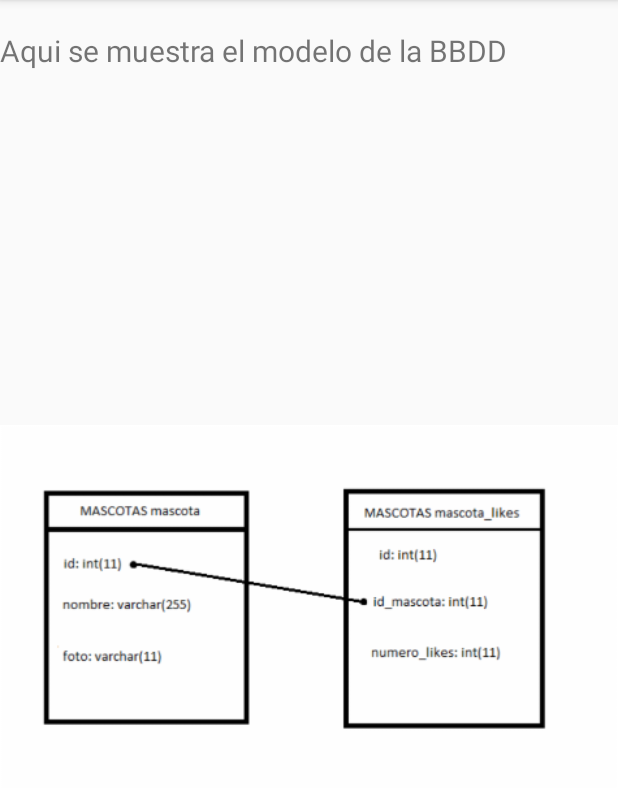
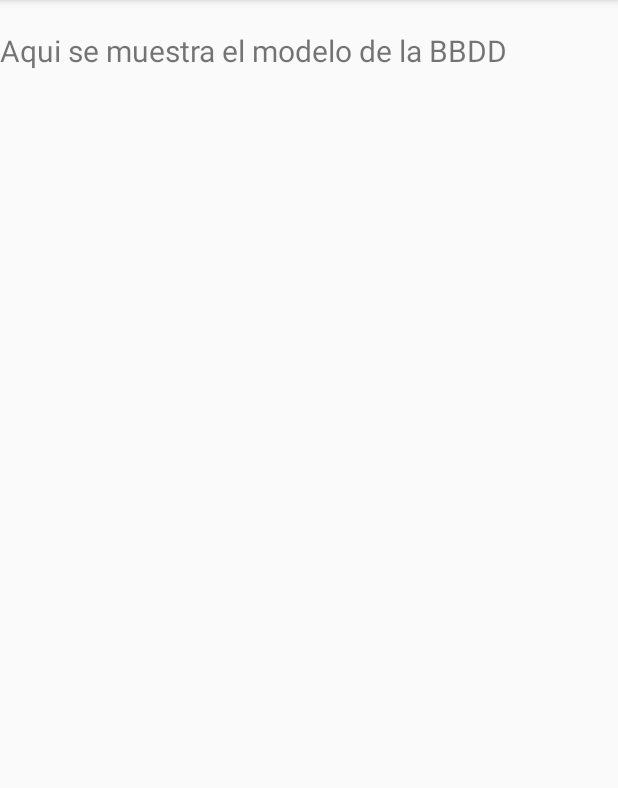
Before and after one commit to Drakmah/Mascotas, an Android app: the Biografia screen opened directly, with no data from a screen before it, on a phone screen of 412 x 824 dp, the part 84-872 px from its top. Run offline under Robolectric (Android 15) with nearby library versions, the phone set to English and light mode, and no system bars.

Commit message:
Update 1 FireBase Estable - Recibe notificaciones correctamente

```diff
--- a/app/build.gradle
+++ b/app/build.gradle
@@ -38,6 +38,8 @@ dependencies {
     compile 'com.squareup.retrofit2:retrofit:2.1.0'
     compile 'com.squareup.retrofit2:converter-gson:2.1.0'
     compile 'com.squareup.picasso:picasso:2.5.2'
+    compile 'com.google.firebase:firebase-messaging:9.6.1'
+    compile 'com.google.firebase:firebase-core:9.6.1'
 }
 
 android {
@@ -52,3 +54,5 @@ repositories {
         url "https://maven.java.net/content/groups/public/"
     }
 }
+
+apply plugin: 'com.google.gms.google-services'
--- a/app/src/main/java/com/echolima/mascotas/restApi/ConstantesRestApi.java
+++ b/app/src/main/java/com/echolima/mascotas/restApi/ConstantesRestApi.java
@@ -19,7 +19,9 @@ public final class ConstantesRestApi {
     // users/3981781866/media/recent/?access_token=3977997813.cb06a95.048010f25d9b4db2ad44f6eb13205f2a
 
     public static final String KEY_USERS                    = "users/";
-    public static final String ID_USUARIO                         = "3981781866";
+    //public static final String ID_USUARIO                   = "3929345390"; // ID antar.shepherd -- Sin permiso de lectura
+    public static final String ID_USUARIO                   = "3981781866"; // ID miguel.coursera
+    //public static final String ID_USUARIO                   = "3983168698"; // ID de perritojane -- Sin permiso de lectura
     public static final String KEY_GET_RECENT_MEDIA_USER2   = "/media/recent/";
     public static final String URL_GET_RECENT_MEDIA_USER2 = KEY_USERS + ID_USUARIO + KEY_GET_RECENT_MEDIA_USER2 + KEY_ACCESS_TOKEN + ACCESS_TOKEN;
 
--- a/app/src/main/res/layout/activity_biografia.xml
+++ b/app/src/main/res/layout/activity_biografia.xml
@@ -19,11 +19,7 @@
         android:textSize="20dp"
         android:layout_marginTop="20dp"
         android:layout_below="@id/miActionBar2"/>
-    <ImageView
-        android:id="@+id/imagenBBDD"
-        android:layout_width="match_parent"
-        android:layout_height="match_parent"
-        android:src="@drawable/esquemabbdd"
-        android:layout_below="@id/tvBiografia"/>
+
+
 
 </RelativeLayout>
--- a/build.gradle
+++ b/build.gradle
@@ -6,7 +6,7 @@ buildscript {
     }
     dependencies {
         classpath 'com.android.tools.build:gradle:2.2.0'
-
+        classpath 'com.google.gms:google-services:3.0.0'
         // NOTE: Do not place your application dependencies here; they belong
         // in the individual module build.gradle files
     }
```
Also changed, not shown: app/src/main/AndroidManifest.xml (+8 -0 lines), app/src/main/java/com/echolima/mascotas/MainActivity.java (+6 -3 lines), app/src/main/java/com/echolima/mascotas/NotificationService.java (added, +44 -0 lines), app/src/main/res/drawable-hdpi/notification.png (added), app/src/main/res/drawable-mdpi/notification.png (added), app/src/main/res/drawable-xhdpi/notification.png (added), app/src/main/res/drawable-xxhdpi/notification.png (added), app/src/main/res/drawable-xxxhdpi/notification.png (added), 1 other file.
